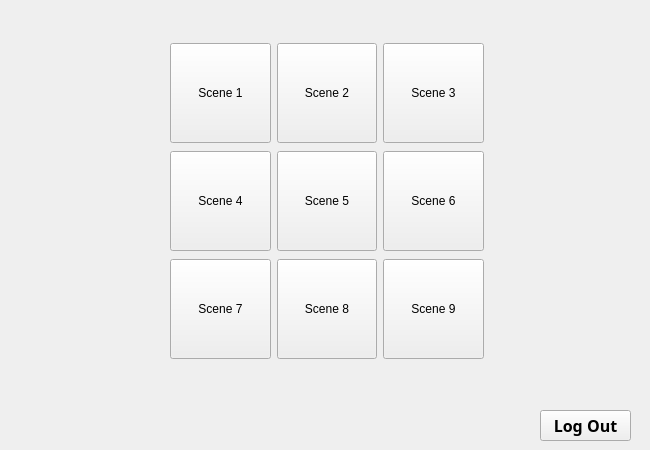
Old version of the form menu.ui in the repository eiderprieto/proyecto.
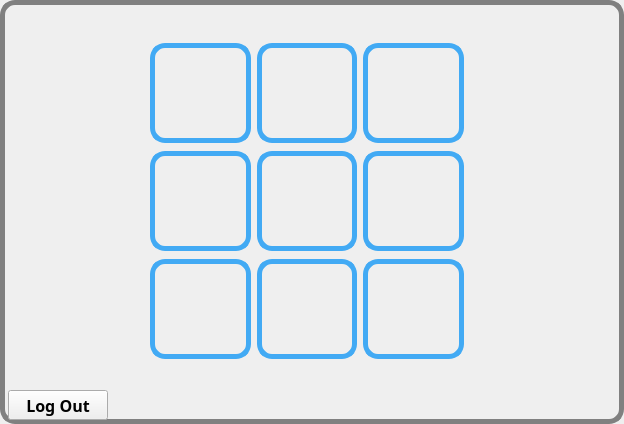
New version of the form. Icons and pictures are not drawn.

What changed in the file:
```diff
--- a/menu.ui
+++ b/menu.ui
@@ -6,8 +6,8 @@
    <rect>
     <x>0</x>
     <y>0</y>
-    <width>650</width>
-    <height>450</height>
+    <width>624</width>
+    <height>424</height>
    </rect>
   </property>
   <property name="maximumSize">
@@ -22,10 +22,10 @@
   <widget class="QPushButton" name="atras">
    <property name="geometry">
     <rect>
-     <x>540</x>
-     <y>410</y>
-     <width>91</width>
-     <height>31</height>
+     <x>8</x>
+     <y>390</y>
+     <width>100</width>
+     <height>30</height>
     </rect>
    </property>
    <property name="font">
@@ -43,7 +43,7 @@
   <widget class="QWidget" name="horizontalLayoutWidget">
    <property name="geometry">
     <rect>
-     <x>170</x>
+     <x>150</x>
      <y>258</y>
      <width>314</width>
      <height>102</height>
@@ -58,11 +58,21 @@
         <height>100</height>
        </size>
       </property>
+      <property name="styleSheet">
+       <string notr="true">#nivel7{
+border:5px solid #42aaf4; border-radius: 15px;
+	background-image: url(:/imagenes/niveles/7 bloqueado.png);
+}
+#nivel7:hover{
+ border:10px solid #5cfdff;
+}
+</string>
+      </property>
       <property name="text">
-       <string>Scene 7</string>
+       <string/>
       </property>
       <property name="flat">
-       <bool>false</bool>
+       <bool>true</bool>
       </property>
      </widget>
     </item>
@@ -86,11 +96,21 @@
         <height>100</height>
        </size>
       </property>
+      <property name="styleSheet">
+       <string notr="true">#nivel8{
+border:5px solid #42aaf4; border-radius: 15px;
+	background-image: url(:/imagenes/niveles/8 bloqueado.png);
+}
+#nivel8:hover{
+ border:10px solid #5cfdff;
+}
+</string>
+      </property>
       <property name="text">
-       <string>Scene 8</string>
+       <string/>
       </property>
       <property name="flat">
-       <bool>false</bool>
+       <bool>true</bool>
       </property>
      </widget>
     </item>
@@ -102,14 +122,24 @@
         <height>100</height>
        </size>
       </property>
+      <property name="styleSheet">
+       <string notr="true">#nivel9{
+border:5px solid #42aaf4; border-radius: 15px;
+	background-image: url(:/imagenes/niveles/9 bloqueado.png);
+}
+#nivel9:hover{
+ border:10px solid #5cfdff;
+}
+</string>
+      </property>
       <property name="text">
-       <string>Scene 9</string>
+       <string/>
       </property>
       <property name="default">
        <bool>false</bool>
       </property>
       <property name="flat">
-       <bool>false</bool>
+       <bool>true</bool>
       </property>
      </widget>
     </item>
@@ -121,7 +151,7 @@
   <widget class="QWidget" name="horizontalLayoutWidget_2">
    <property name="geometry">
     <rect>
-     <x>170</x>
+     <x>150</x>
      <y>150</y>
      <width>314</width>
      <height>102</height>
@@ -136,11 +166,21 @@
         <height>100</height>
        </size>
       </property>
+      <property name="styleSheet">
+       <string notr="true">#nivel4{
+border:5px solid #42aaf4; border-radius: 15px;
+	background-image: url(:/imagenes/niveles/4 bloqueado.png);
+}
+#nivel4:hover{
+ border:10px solid #5cfdff;
+}
+</string>
+      </property>
       <property name="text">
-       <string>Scene 4</string>
+       <string/>
       </property>
       <property name="flat">
-       <bool>false</bool>
+       <bool>true</bool>
       </property>
      </widget>
     </item>
@@ -152,11 +192,21 @@
         <height>100</height>
        </size>
       </property>
+      <property name="styleSheet">
+       <string notr="true">#nivel5{
+border:5px solid #42aaf4; border-radius: 15px;
+	background-image: url(:/imagenes/niveles/5 bloqueado.png);
+}
+#nivel5:hover{
+ border:10px solid #5cfdff;
+}
+</string>
+      </property>
       <property name="text">
-       <string>Scene 5</string>
+       <string/>
       </property>
       <property name="flat">
-       <bool>false</bool>
+       <bool>true</bool>
       </property>
      </widget>
     </item>
@@ -168,11 +218,21 @@
         <height>100</height>
        </size>
       </property>
+      <property name="styleSheet">
+       <string notr="true">#nivel6{
+border:5px solid #42aaf4; border-radius: 15px;
+	background-image: url(:/imagenes/niveles/6 bloqueado.png);
+}
+#nivel6:hover{
+ border:10px solid #5cfdff;
+}
+</string>
+      </property>
       <property name="text">
-       <string>Scene 6</string>
+       <string/>
       </property>
       <property name="flat">
-       <bool>false</bool>
+       <bool>true</bool>
       </property>
      </widget>
     </item>
@@ -184,7 +244,7 @@
   <widget class="QWidget" name="horizontalLayoutWidget_3">
    <property name="geometry">
     <rect>
-     <x>170</x>
+     <x>150</x>
      <y>42</y>
      <width>314</width>
      <height>102</height>
@@ -199,11 +259,24 @@
         <height>100</height>
        </size>
       </property>
+      <property name="styleSheet">
+       <string notr="true">#nivel1{
+border:5px solid #42aaf4; border-radius: 15px;
+	background-image: url(:/imagenes/niveles/1.png);
+
+}
+#nivel1:hover{
+ border:10px solid #5cfdff;
+}
+
+
+</string>
+      </property>
       <property name="text">
-       <string>Scene 1</string>
+       <string/>
       </property>
       <property name="flat">
-       <bool>false</bool>
+       <bool>true</bool>
       </property>
      </widget>
     </item>
@@ -215,11 +288,21 @@
         <height>100</height>
        </size>
       </property>
+      <property name="styleSheet">
+       <string notr="true">#nivel2{
+border:5px solid #42aaf4; border-radius: 15px;
+	background-image: url(:/imagenes/niveles/2 bloqueado.png);
+}
+#nivel2:hover{
+ border:10px solid #5cfdff;
+}
+</string>
+      </property>
       <property name="text">
-       <string>Scene 2</string>
+       <string/>
       </property>
       <property name="flat">
-       <bool>false</bool>
+       <bool>true</bool>
       </property>
      </widget>
     </item>
@@ -231,16 +314,196 @@
         <height>100</height>
        </size>
       </property>
+      <property name="styleSheet">
+       <string notr="true">#nivel3{
+border:5px solid #42aaf4; border-radius: 15px;
+	background-image: url(:/imagenes/niveles/3 bloquead.png);
+}
+#nivel3:hover{
+ border:10px solid #5cfdff;
+}
+</string>
+      </property>
       <property name="text">
-       <string>Scene 3</string>
+       <string/>
       </property>
       <property name="flat">
-       <bool>false</bool>
+       <bool>true</bool>
       </property>
      </widget>
     </item>
    </layout>
   </widget>
+  <widget class="QLabel" name="imagen">
+   <property name="geometry">
+    <rect>
+     <x>0</x>
+     <y>0</y>
+     <width>624</width>
+     <height>424</height>
+    </rect>
+   </property>
+   <property name="font">
+    <font>
+     <family>Ravie</family>
+     <pointsize>12</pointsize>
+    </font>
+   </property>
+   <property name="styleSheet">
+    <string notr="true">#imagen
+{
+    border: 5px solid gray;
+    border-radius: 15px;
+}
+#imagen:hover
+{
+ border:5px solid #42aaf4
+
+}
+#imagen:pressed{
+ border-color: #5cfdff
+}</string>
+   </property>
+   <property name="text">
+    <string/>
+   </property>
+  </widget>
+  <widget class="QPushButton" name="back">
+   <property name="geometry">
+    <rect>
+     <x>559</x>
+     <y>2</y>
+     <width>32</width>
+     <height>32</height>
+    </rect>
+   </property>
+   <property name="styleSheet">
+    <string notr="true">#back
+{
+	background-image: url(:/imagenes/sended.png)
+}
+#back:hover
+{
+	background-image:url(:/imagenes/sended111.png)
+}</string>
+   </property>
+   <property name="text">
+    <string/>
+   </property>
+   <property name="flat">
+    <bool>true</bool>
+   </property>
+  </widget>
+  <widget class="QPushButton" name="cerrar">
+   <property name="geometry">
+    <rect>
+     <x>591</x>
+     <y>0</y>
+     <width>34</width>
+     <height>34</height>
+    </rect>
+   </property>
+   <property name="styleSheet">
+    <string notr="true">#cerrar
+{
+background-image: url(:/imagenes/cerrar1.png);
+}
+
+#cerrar:hover
+{
+background-image: url(:/imagenes/cerrar.png);
+
+}</string>
+   </property>
+   <property name="text">
+    <string/>
+   </property>
+   <property name="flat">
+    <bool>true</bool>
+   </property>
+  </widget>
+  <widget class="QPushButton" name="cargar">
+   <property name="geometry">
+    <rect>
+     <x>570</x>
+     <y>380</y>
+     <width>35</width>
+     <height>36</height>
+    </rect>
+   </property>
+   <property name="styleSheet">
+    <string notr="true">#cargar{
+
+	background-image: url(:/imagenes/reload.png);
+
+}
+#cargar:hover{
+
+background-image: url(:/imagenes/reload1.png);
+
+}
+</string>
+   </property>
+   <property name="text">
+    <string/>
+   </property>
+   <property name="flat">
+    <bool>true</bool>
+   </property>
+  </widget>
+  <widget class="QLabel" name="puntaje">
+   <property name="geometry">
+    <rect>
+     <x>10</x>
+     <y>20</y>
+     <width>64</width>
+     <height>65</height>
+    </rect>
+   </property>
+   <property name="styleSheet">
+    <string notr="true">background-image: url(:/imagenes/gif puntaje/puntaje.png);</string>
+   </property>
+   <property name="text">
+    <string/>
+   </property>
+  </widget>
+  <widget class="QLabel" name="valor">
+   <property name="geometry">
+    <rect>
+     <x>66</x>
+     <y>30</y>
+     <width>81</width>
+     <height>50</height>
+    </rect>
+   </property>
+   <property name="font">
+    <font>
+     <family>Ravie</family>
+     <pointsize>12</pointsize>
+    </font>
+   </property>
+   <property name="styleSheet">
+    <string notr="true">#valor{color:#ffd700;}
+#valor:hover{color:rgb(255, 255, 255);
+}</string>
+   </property>
+   <property name="text">
+    <string/>
+   </property>
+   <property name="alignment">
+    <set>Qt::AlignCenter</set>
+   </property>
+  </widget>
+  <zorder>imagen</zorder>
+  <zorder>atras</zorder>
+  <zorder>horizontalLayoutWidget</zorder>
+  <zorder>horizontalLayoutWidget_2</zorder>
+  <zorder>horizontalLayoutWidget_3</zorder>
+  <zorder>back</zorder>
+  <zorder>cerrar</zorder>
+  <zorder>cargar</zorder>
+  <zorder>puntaje</zorder>
+  <zorder>valor</zorder>
  </widget>
  <resources/>
  <connections/>
```
